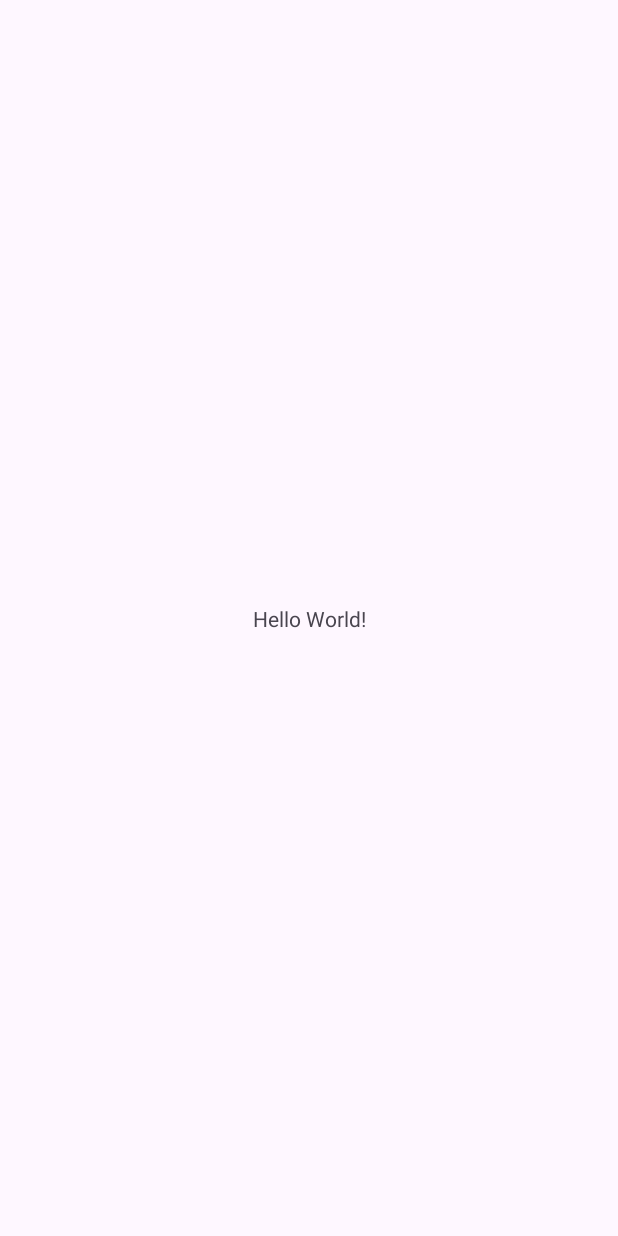
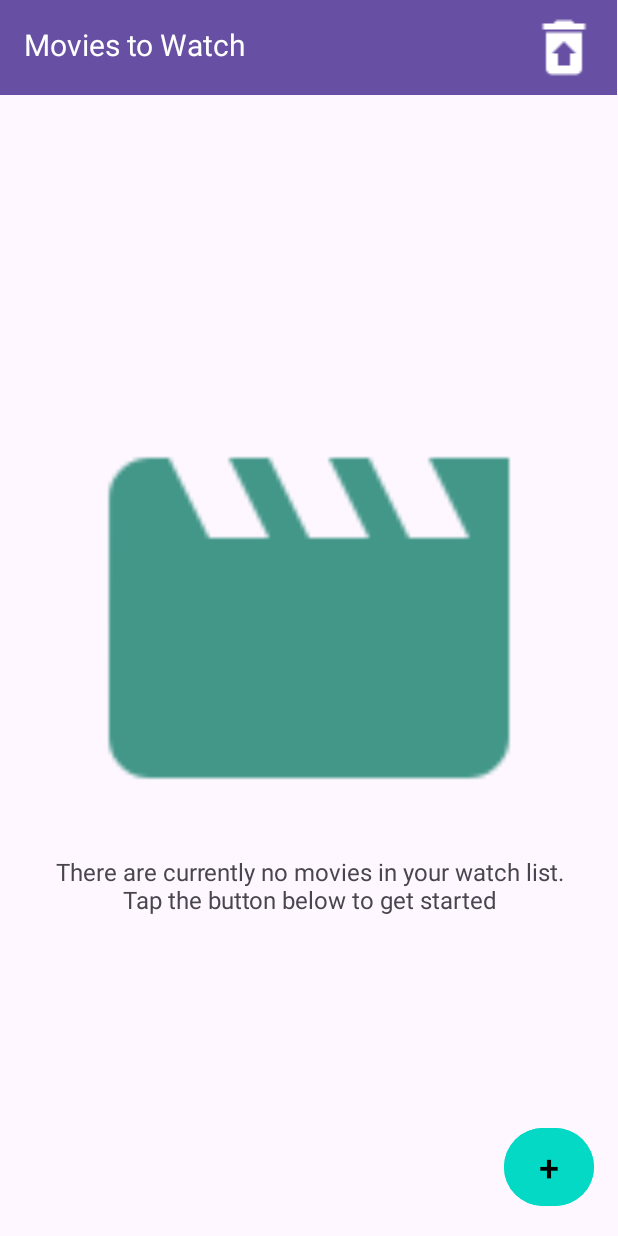
Before and after one commit to M4NTR3O/WeWatch, an Android app: the screen it shows after launch (MainActivity), on a phone screen of 412 x 824 dp. Before the commit the screen is almost empty. Run offline under Robolectric (Android 15) with nearby library versions, the phone set to English and light mode, and no system bars.

Commit message:
Design Main Activity without movies

```diff
--- a/app/src/main/AndroidManifest.xml
+++ b/app/src/main/AndroidManifest.xml
@@ -13,6 +13,11 @@
         android:theme="@style/Theme.WeWatch"
         tools:targetApi="31">
         <activity
+            android:name=".MainActivity2"
+            android:exported="false"
+            android:label="@string/title_activity_main2"
+            android:theme="@style/Theme.WeWatch" />
+        <activity
             android:name=".MainActivity"
             android:exported="true">
             <intent-filter>
--- /dev/null
+++ b/app/src/main/res/drawable/baseline_add_24.xml
@@ -0,0 +1,5 @@
+<vector android:height="24dp" android:tint="#FFFFFF"
+    android:viewportHeight="24" android:viewportWidth="24"
+    android:width="24dp" xmlns:android="http://schemas.android.com/apk/res/android">
+    <path android:fillColor="@android:color/white" android:pathData="M19,13h-6v6h-2v-6H5v-2h6V5h2v6h6v2z"/>
+</vector>
--- /dev/null
+++ b/app/src/main/res/drawable/baseline_movie_24.xml
@@ -0,0 +1,5 @@
+<vector android:height="80dp" android:tint="#429789"
+    android:viewportHeight="24" android:viewportWidth="24"
+    android:width="80dp" xmlns:android="http://schemas.android.com/apk/res/android">
+    <path android:fillColor="@android:color/white" android:pathData="M18,4l2,4h-3l-2,-4h-2l2,4h-3l-2,-4H8l2,4H7L5,4H4c-1.1,0 -1.99,0.9 -1.99,2L2,18c0,1.1 0.9,2 2,2h16c1.1,0 2,-0.9 2,-2V4h-4z"/>
+</vector>
--- /dev/null
+++ b/app/src/main/res/drawable/baseline_restore_from_trash_24.xml
@@ -0,0 +1,5 @@
+<vector android:height="24dp" android:tint="#FFFFFF"
+    android:viewportHeight="24" android:viewportWidth="24"
+    android:width="24dp" xmlns:android="http://schemas.android.com/apk/res/android">
+    <path android:fillColor="@android:color/white" android:pathData="M19,4h-3.5l-1,-1h-5l-1,1L5,4v2h14zM6,7v12c0,1.1 0.9,2 2,2h8c1.1,0 2,-0.9 2,-2L18,7L6,7zM14,14v4h-4v-4L8,14l4,-4 4,4h-2z"/>
+</vector>
--- a/app/src/main/res/layout/activity_main.xml
+++ b/app/src/main/res/layout/activity_main.xml
@@ -6,13 +6,82 @@
     android:layout_height="match_parent"
     tools:context=".MainActivity">
 
+    <androidx.appcompat.widget.Toolbar
+        android:id="@+id/toolbar"
+        android:layout_width="411dp"
+        android:layout_height="63dp"
+        android:background="?attr/colorPrimary"
+        android:minHeight="?attr/actionBarSize"
+        android:theme="?attr/actionBarTheme"
+        app:layout_constraintEnd_toEndOf="parent"
+        app:layout_constraintHorizontal_bias="0.0"
+        app:layout_constraintStart_toStartOf="parent"
+        app:layout_constraintTop_toTopOf="parent" />
+
     <TextView
+        android:id="@+id/textView"
         android:layout_width="wrap_content"
         android:layout_height="wrap_content"
-        android:text="Hello World!"
+        android:layout_marginStart="16dp"
+        android:layout_marginTop="16dp"
+        android:text="@string/main_activity"
+        android:textColor="@color/white"
+        android:textSize="20sp"
+        app:layout_constraintStart_toStartOf="parent"
+        app:layout_constraintTop_toTopOf="parent" />
+
+    <ImageButton
+        android:id="@+id/buttonDelete"
+        android:layout_width="56dp"
+        android:layout_height="62dp"
+        android:layout_marginEnd="8dp"
+        android:backgroundTint="#006750A3"
+        android:contentDescription="@string/descriptionTrash"
+        android:scaleX="2"
+        android:scaleY="2"
+        app:layout_constraintEnd_toEndOf="parent"
+        app:layout_constraintTop_toTopOf="@+id/toolbar"
+        app:srcCompat="@drawable/baseline_restore_from_trash_24" />
+
+    <Button
+        android:id="@+id/buttonAdd"
+        android:layout_width="60dp"
+        android:layout_height="60dp"
+        android:layout_marginEnd="16dp"
+        android:layout_marginBottom="16dp"
+        android:backgroundTint="#03D9C4"
+        android:text="@string/addButton"
+        android:textColor="@color/black"
+        android:textSize="24sp"
+        app:layout_constraintBottom_toBottomOf="parent"
+        app:layout_constraintEnd_toEndOf="parent" />
+
+    <ImageView
+        android:id="@+id/imageWithoutMovies"
+        android:layout_width="wrap_content"
+        android:layout_height="wrap_content"
+        android:contentDescription="@string/descriptionIcon"
+        android:scaleX="4"
+        android:scaleY="4"
         app:layout_constraintBottom_toBottomOf="parent"
         app:layout_constraintEnd_toEndOf="parent"
         app:layout_constraintStart_toStartOf="parent"
-        app:layout_constraintTop_toTopOf="parent" />
+        app:layout_constraintTop_toTopOf="parent"
+        app:srcCompat="@drawable/baseline_movie_24" />
+
+    <TextView
+        android:id="@+id/textWithoutMovies"
+        android:layout_width="357dp"
+        android:layout_height="wrap_content"
+        android:layout_marginTop="108dp"
+        android:text="@string/textWithoutMovies"
+        android:textAlignment="center"
+        android:textSize="16sp"
+        app:layout_constraintBottom_toTopOf="@+id/buttonAdd"
+        app:layout_constraintEnd_toEndOf="parent"
+        app:layout_constraintStart_toStartOf="parent"
+        app:layout_constraintTop_toBottomOf="@+id/imageWithoutMovies"
+        app:layout_constraintVertical_bias="0.07"
+        tools:ignore="TextSizeCheck" />
 
 </androidx.constraintlayout.widget.ConstraintLayout>
--- /dev/null
+++ b/app/src/main/res/values-land/dimens.xml
@@ -0,0 +1,3 @@
+<resources>
+    <dimen name="fab_margin">48dp</dimen>
+</resources>
--- /dev/null
+++ b/app/src/main/res/values-v23/themes.xml
@@ -0,0 +1,9 @@
+<resources xmlns:tools="http://schemas.android.com/tools">
+
+    <style name="Theme.WeWatch" parent="Base.Theme.WeWatch">
+        <!-- Transparent system bars for edge-to-edge. -->
+        <item name="android:navigationBarColor">@android:color/transparent</item>
+        <item name="android:statusBarColor">@android:color/transparent</item>
+        <item name="android:windowLightStatusBar">?attr/isLightTheme</item>
+    </style>
+</resources>
--- /dev/null
+++ b/app/src/main/res/values-w1240dp/dimens.xml
@@ -0,0 +1,3 @@
+<resources>
+    <dimen name="fab_margin">200dp</dimen>
+</resources>
--- /dev/null
+++ b/app/src/main/res/values-w600dp/dimens.xml
@@ -0,0 +1,3 @@
+<resources>
+    <dimen name="fab_margin">48dp</dimen>
+</resources>
--- /dev/null
+++ b/app/src/main/res/values/dimens.xml
@@ -0,0 +1,3 @@
+<resources>
+    <dimen name="fab_margin">16dp</dimen>
+</resources>
--- a/app/src/main/res/values/strings.xml
+++ b/app/src/main/res/values/strings.xml
@@ -1,3 +1,9 @@
 <resources>
     <string name="app_name">WeWatch</string>
+    <string name="main_activity">Movies to Watch</string>
+    <string name="textWithoutMovies">There are currently no movies in your watch list.
+    Tap the button below to get started</string>
+    <string name="descriptionTrash">Delete select movies</string>
+    <string name="addButton">+</string>
+    <string name="descriptionIcon">Icon movie</string>
 </resources>
```
Also changed, not shown: app/build.gradle.kts (+20 -3 lines), app/src/main/res/navigation/nav_graph.xml (added, +28 -0 lines).
